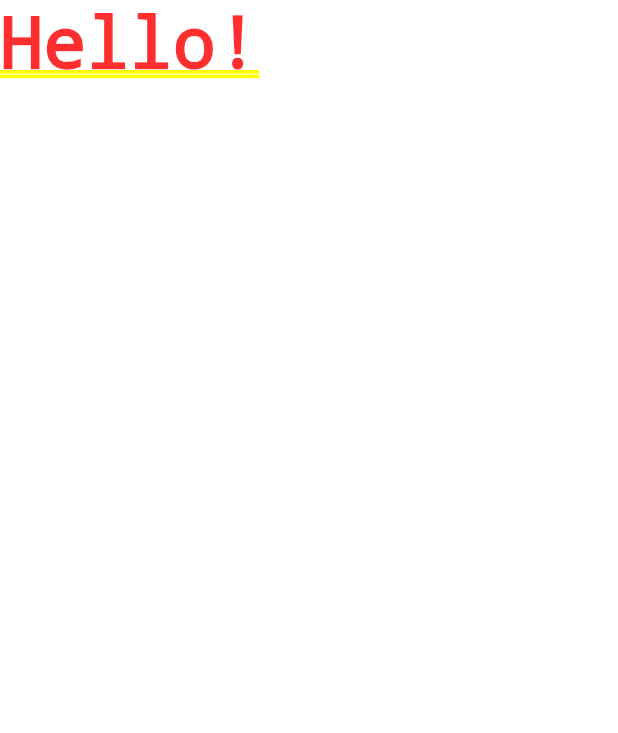
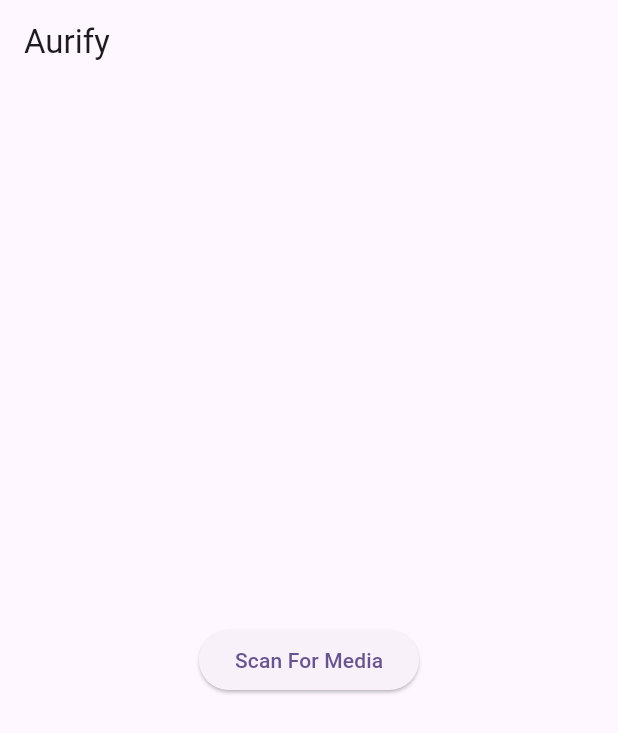
Before and after one commit to haris-315/aurify, a Flutter app: the screen it shows after launch, on a phone screen of 412 x 824 dp. Shown: the top 733 px of the screen. Run offline on Flutter 3.47's test engine with Material 3 defaults, Android fonts, the phone set to English and light mode, and no system bars; our stand-ins replace file_picker, flutter_bloc, permission_handler, shimmer; missing offline and left inert: metadata_god.

Commit message:
shifting os

```diff
--- a/lib/core/models/media_model.dart
+++ b/lib/core/models/media_model.dart
@@ -1,12 +1,14 @@
 // ignore_for_file: public_member_api_docs, sort_constructors_first
 import 'dart:convert';
+
+import 'package:flutter/foundation.dart';
 
 class Media {
   final String title;
   final String path;
   final String artist;
   final String album;
-  final String? thumbnail;
+  final Uint8List? thumbnail;
   final Duration duration;
   Media({
     required this.title,
@@ -23,7 +25,7 @@ class Media {
     String? path,
     String? artist,
     String? album,
-    String? thumbnail,
+    Uint8List? thumbnail,
     Duration? duration,
   }) {
     return Media(
@@ -53,7 +55,7 @@ class Media {
       path: map['path'] as String,
       artist: map['artist'] as String,
       album: map['album'] as String,
-      thumbnail: map['thumbnail'] != null ? map['thumbnail'] as String : null,
+      thumbnail: map['thumbnail'] != null ? map['thumbnail'] as Uint8List : null,
       duration: Duration(milliseconds: int.parse(map['duration'])),
     );
   }
--- a/lib/main.dart
+++ b/lib/main.dart
@@ -1,4 +1,7 @@
+import 'package:aurify/presentation/bloc/media_bloc.dart';
 import 'package:flutter/material.dart';
+import 'package:flutter_bloc/flutter_bloc.dart';
+import 'package:shimmer/main.dart';
 
 void main() {
   runApp(const Musicate());
@@ -9,13 +12,32 @@ class Musicate extends StatelessWidget {
 
   @override
   Widget build(BuildContext context) {
-    return MaterialApp(
-      title: 'Flutter Demo',
-      theme: ThemeData(
-        colorScheme: ColorScheme.fromSeed(seedColor: Colors.deepPurple),
-        useMaterial3: true,
+    return BlocProvider(create: (_) => MediaBloc(),
+      child: MaterialApp(
+        title: 'Flutter Demo',
+        theme: ThemeData(
+          colorScheme: ColorScheme.fromSeed(seedColor: Colors.deepPurple),
+          useMaterial3: true,
+        ),
+        home: ThisApp(),
       ),
-      home: Text("Hello!"),
     );
   }
 }
+
+class ThisApp extends StatelessWidget {
+  const ThisApp({super.key});
+
+  @override
+  Widget build(BuildContext context) {
+    return Scaffold(
+      appBar: AppBar(title:Text("Aurify")),
+      body: Center(
+        child: ElevatedButton(onPressed: (){
+          context.read<MediaBloc>().add(ScanMedia());
+
+        }, child: Text("Scan For Media"))
+      ),
+    );
+  }
+}
--- a/lib/presentation/bloc/media_bloc.dart
+++ b/lib/presentation/bloc/media_bloc.dart
@@ -10,11 +10,14 @@ class MediaBloc extends Bloc<MediaEvent, MediaState> {
   }
 
   void _onScanMedia(ScanMedia event, Emitter<MediaState> emit) async {
+    print('scan started');
     emit(MediaLoading());
     try {
       List<Media> mediaFiles = await _mediaScanner.scanMediaFiles();
       emit(MediaLoaded(mediaFiles));
+      print(mediaFiles);
     } catch (e) {
+      print('scan completed');
       emit(MediaError('Failed to scan media files: $e'));
     }
   }
@@ -24,19 +27,23 @@ class MediaBloc extends Bloc<MediaEvent, MediaState> {
 // Media Related Events
 //-------------------------------------------------------------------------------
 abstract class MediaEvent {}
+
 class ScanMedia extends MediaEvent {}
-
 
 //-------------------------------------------------------------------------------
 // Media Related States
 //-------------------------------------------------------------------------------
 abstract class MediaState {}
+
 class MediaInitial extends MediaState {}
+
 class MediaLoading extends MediaState {}
+
 class MediaLoaded extends MediaState {
   final List<Media> mediaFiles;
   MediaLoaded(this.mediaFiles);
 }
+
 class MediaError extends MediaState {
   final String message;
   MediaError(this.message);
--- a/pubspec.yaml
+++ b/pubspec.yaml
@@ -43,11 +43,10 @@ dependencies:
   flutter_animate: ^4.5.2
   file_picker: ^9.2.1
   shimmer: ^3.0.0
-  flutter_media_metadata: ^1.0.0+1
   permission_handler: ^11.4.0
   path_provider: ^2.1.5
   video_player: ^2.9.3
-  video_thumbnail: ^0.5.3
+  metadata_god: ^1.0.0
 
 dev_dependencies:
   flutter_test:
```
Also changed, not shown: lib/core/services/media_scanner.dart (+47 -23 lines), pubspec.lock, 2 other files.
